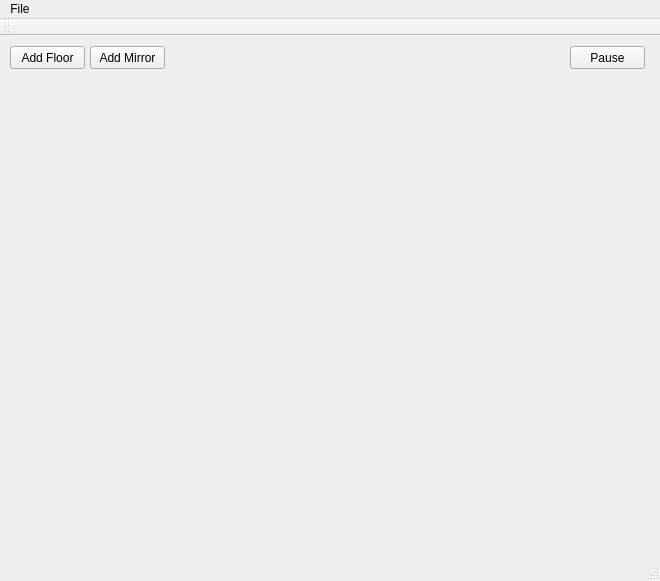
mariojgpinto/Thesis, file Project/NISpeculum/GUI/SpeculumGUI.ui: the form before one commit.
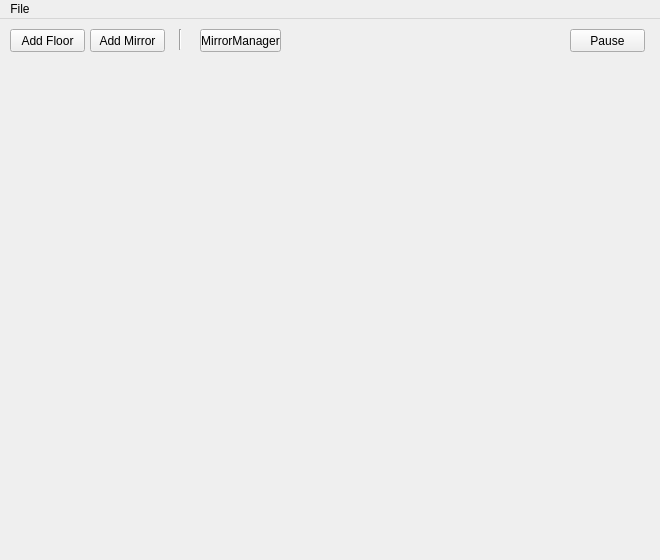
The form after the commit.

Commit message: Added Mirror-Plane Control

The edit to the form file:
```diff
--- a/Project/NISpeculum/GUI/SpeculumGUI.ui
+++ b/Project/NISpeculum/GUI/SpeculumGUI.ui
@@ -7,7 +7,7 @@
     <x>0</x>
     <y>0</y>
     <width>660</width>
-    <height>581</height>
+    <height>560</height>
    </rect>
   </property>
   <property name="windowTitle">
@@ -63,6 +63,32 @@
      <string>Pause</string>
     </property>
    </widget>
+   <widget class="Line" name="line">
+    <property name="geometry">
+     <rect>
+      <x>170</x>
+      <y>10</y>
+      <width>20</width>
+      <height>21</height>
+     </rect>
+    </property>
+    <property name="orientation">
+     <enum>Qt::Vertical</enum>
+    </property>
+   </widget>
+   <widget class="QPushButton" name="_main_pushButton_mirror_manager">
+    <property name="geometry">
+     <rect>
+      <x>200</x>
+      <y>10</y>
+      <width>81</width>
+      <height>23</height>
+     </rect>
+    </property>
+    <property name="text">
+     <string>MirrorManager</string>
+    </property>
+   </widget>
   </widget>
   <widget class="QMenuBar" name="menuBar">
    <property name="geometry">
@@ -84,15 +110,6 @@
    </widget>
    <addaction name="menuFile"/>
   </widget>
-  <widget class="QToolBar" name="mainToolBar">
-   <attribute name="toolBarArea">
-    <enum>TopToolBarArea</enum>
-   </attribute>
-   <attribute name="toolBarBreak">
-    <bool>false</bool>
-   </attribute>
-  </widget>
-  <widget class="QStatusBar" name="statusBar"/>
   <action name="_action_close">
    <property name="text">
     <string>Close</string>
```
The commit also changes 31 other files.
